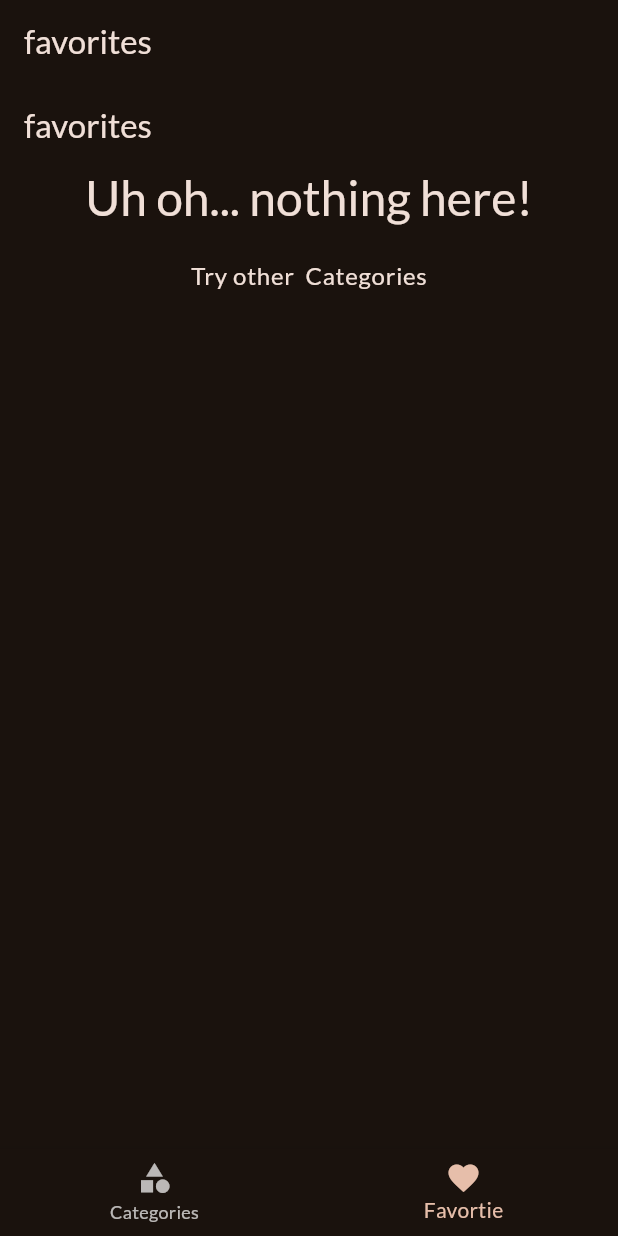
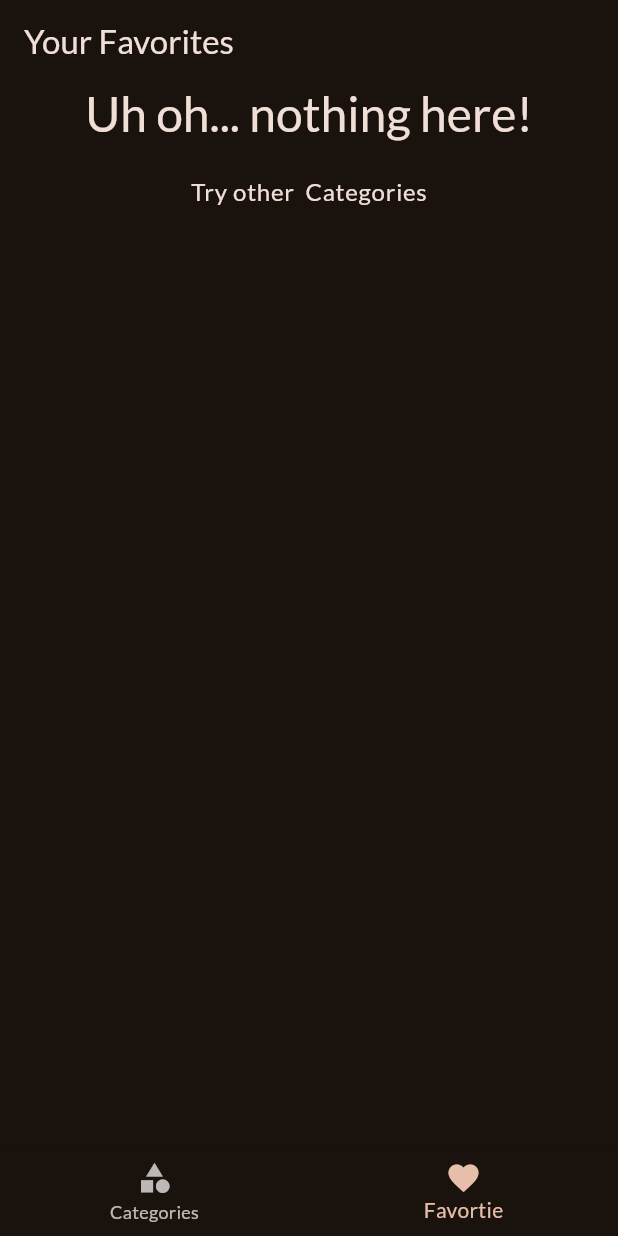
Before and after one commit to spector-0110/Meals, a Flutter app: the screen it shows after launch, item 2 of the bottom bar chosen, on a phone screen of 412 x 824 dp. Run offline on Flutter 3.47's test engine with Material 2 defaults, Android fonts, the phone set to English and light mode, and no system bars; our stand-ins replace google_fonts, transparent_image.

Commit message:
appbar fixed

```diff
--- a/lib/screens/categories.dart
+++ b/lib/screens/categories.dart
@@ -21,11 +21,7 @@ class CategoriesScreen extends StatelessWidget {
 
   @override
   Widget build(context) {
-    return Scaffold(
-      appBar: AppBar(
-        title: const Text('select categories'),
-      ),
-      body: GridView(
+    return GridView(
       padding: const EdgeInsets.all(25),
       gridDelegate: const SliverGridDelegateWithFixedCrossAxisCount(
         crossAxisCount: 2,
@@ -42,7 +38,6 @@ class CategoriesScreen extends StatelessWidget {
                 _selectCategory(context, category);
               }),
       ],
-      ),
     );
   }
 }
--- a/lib/screens/meals.dart
+++ b/lib/screens/meals.dart
@@ -3,9 +3,9 @@ import 'package:meals_app/models/meal.dart';
 import 'package:meals_app/widgets/meal_item.dart';
 
 class MealScreen extends StatelessWidget {
-  MealScreen({super.key, required this.meals, required this.title});
+  MealScreen({super.key, required this.meals, this.title});
 
-  String title;
+  String? title;
   final List<Meal> meals;
 
   @override
@@ -36,9 +36,10 @@ class MealScreen extends StatelessWidget {
               .length, // important so that flutter gets to know the length of the list
           itemBuilder: (ctx, index) => MealItem(meal: meals[index]));
     }
+    if (title == null) return content;
     return Scaffold(
       appBar: AppBar(
-        title: Text(title),
+        title: Text(title!),
       ),
       body: content,
     );
--- a/lib/screens/tab_screen_state.dart
+++ b/lib/screens/tab_screen_state.dart
@@ -3,7 +3,7 @@ import 'package:meals_app/screens/categories.dart';
 import 'package:meals_app/screens/meals.dart';
 
 class TabsScreen extends StatefulWidget {
-  const TabsScreen();
+  const TabsScreen({super.key});
 
   @override
   State<TabsScreen> createState() {
@@ -25,8 +25,10 @@ class _TabsScreenState extends State<TabsScreen> {
     Widget activePage = const CategoriesScreen();
     var activePageTitle = 'Categories';
     if (_selectedPageIndex == 1) {
-      activePage = MealScreen(meals: [], title: 'favorites');
-      activePageTitle = 'favorites';
+      activePage = MealScreen(
+        meals: [],
+      );
+      activePageTitle = 'Your Favorites';
     }
 
     return Scaffold(
```
Lines whose indentation alone changed are shown as unchanged.
